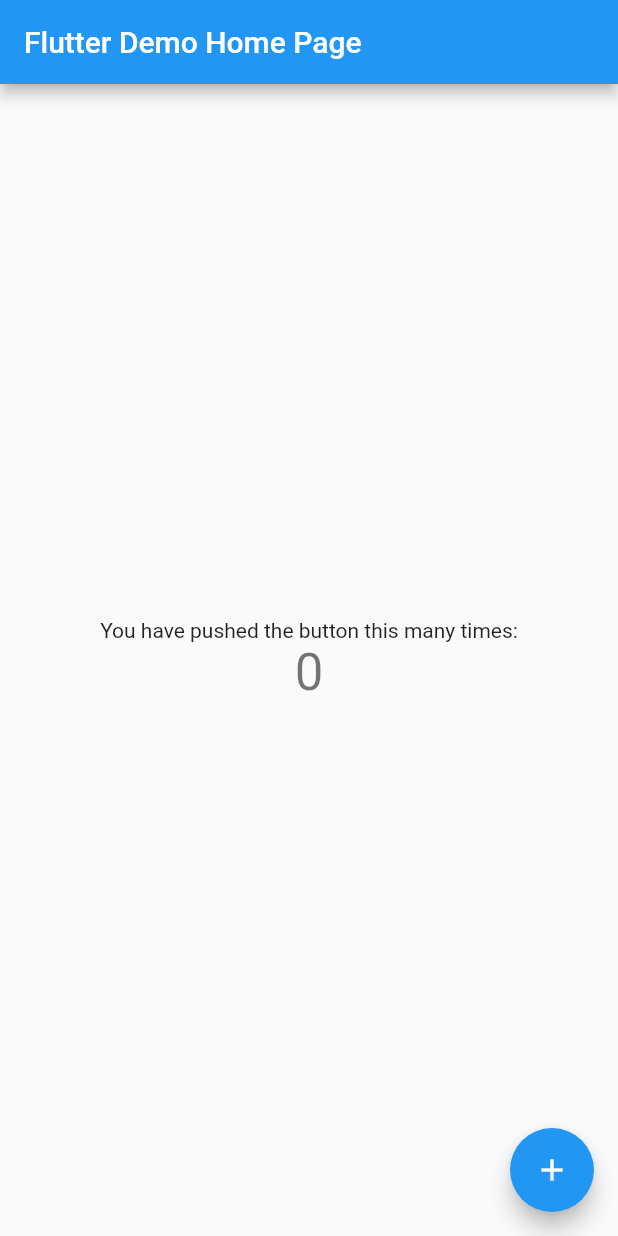
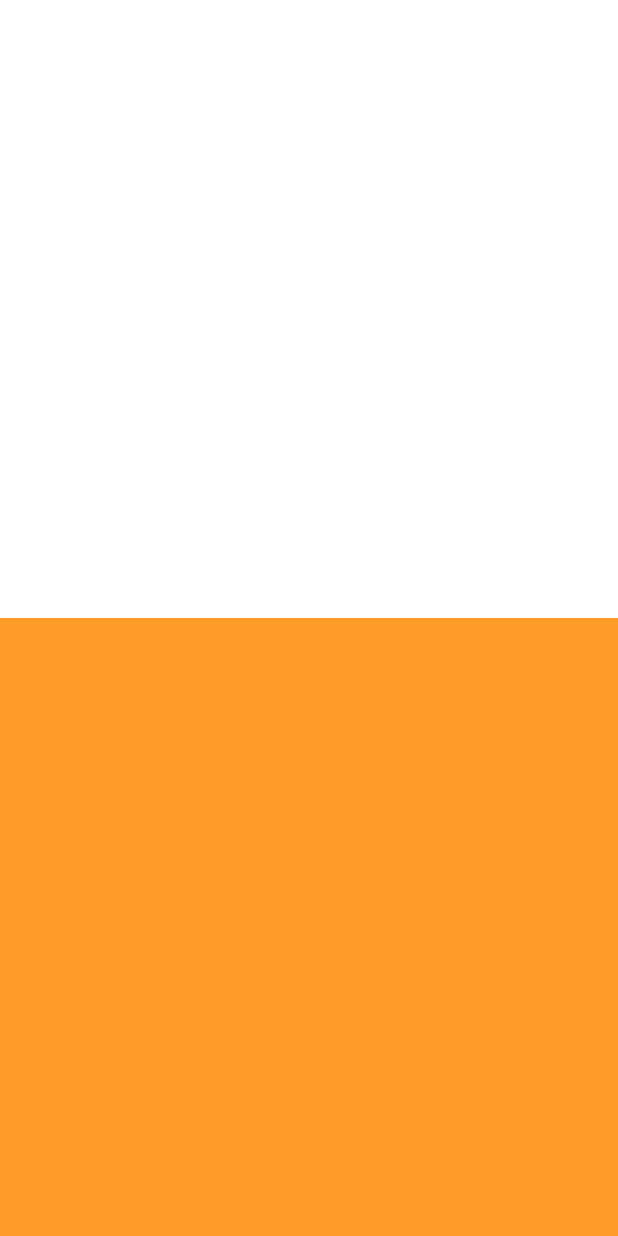
Before and after one commit to Amukozoberit/mobile1, a Flutter app: the screen it shows after launch, on a phone screen of 412 x 824 dp. Run offline on Flutter 3.47's test engine with Material 2 defaults, Android fonts, the phone set to English and light mode, and no system bars.

Commit message:
added sign up page separators

```diff
--- a/lib/main.dart
+++ b/lib/main.dart
@@ -1,4 +1,6 @@
 import 'package:flutter/material.dart';
+
+import 'src/screens/sign_up_screen.dart';
 
 void main() {
   runApp(const MyApp());
@@ -7,109 +9,15 @@
 class MyApp extends StatelessWidget {
   const MyApp({super.key});
 
-  // This widget is the root of your application.
   @override
   Widget build(BuildContext context) {
     return MaterialApp(
       title: 'Flutter Demo',
+      debugShowCheckedModeBanner: false,
       theme: ThemeData(
-        // This is the theme of your application.
-        //
-        // Try running your application with "flutter run". You'll see the
-        // application has a blue toolbar. Then, without quitting the app, try
-        // changing the primarySwatch below to Colors.green and then invoke
-        // "hot reload" (press "r" in the console where you ran "flutter run",
-        // or simply save your changes to "hot reload" in a Flutter IDE).
-        // Notice that the counter didn't reset back to zero; the application
-        // is not restarted.
         primarySwatch: Colors.blue,
       ),
-      home: const MyHomePage(title: 'Flutter Demo Home Page'),
+      home: const SignUpScreen(),
     );
   }
 }
-
-class MyHomePage extends StatefulWidget {
-  const MyHomePage({super.key, required this.title});
-
-  // This widget is the home page of your application. It is stateful, meaning
-  // that it has a State object (defined below) that contains fields that affect
-  // how it looks.
-
-  // This class is the configuration for the state. It holds the values (in this
-  // case the title) provided by the parent (in this case the App widget) and
-  // used by the build method of the State. Fields in a Widget subclass are
-  // always marked "final".
-
-  final String title;
-
-  @override
-  State<MyHomePage> createState() => _MyHomePageState();
-}
-
-class _MyHomePageState extends State<MyHomePage> {
-  int _counter = 0;
-
-  void _incrementCounter() {
-    setState(() {
-      // This call to setState tells the Flutter framework that something has
-      // changed in this State, which causes it to rerun the build method below
-      // so that the display can reflect the updated values. If we changed
-      // _counter without calling setState(), then the build method would not be
-      // called again, and so nothing would appear to happen.
-      _counter++;
-    });
-  }
-
-  @override
-  Widget build(BuildContext context) {
-    // This method is rerun every time setState is called, for instance as done
-    // by the _incrementCounter method above.
-    //
-    // The Flutter framework has been optimized to make rerunning build methods
-    // fast, so that you can just rebuild anything that needs updating rather
-    // than having to individually change instances of widgets.
-    return Scaffold(
-      appBar: AppBar(
-        // Here we take the value from the MyHomePage object that was created by
-        // the App.build method, and use it to set our appbar title.
-        title: Text(widget.title),
-      ),
-      body: Center(
-        // Center is a layout widget. It takes a single child and positions it
-        // in the middle of the parent.
-        child: Column(
-          // Column is also a layout widget. It takes a list of children and
-          // arranges them vertically. By default, it sizes itself to fit its
-          // children horizontally, and tries to be as tall as its parent.
-          //
-          // Invoke "debug painting" (press "p" in the console, choose the
-          // "Toggle Debug Paint" action from the Flutter Inspector in Android
-          // Studio, or the "Toggle Debug Paint" command in Visual Studio Code)
-          // to see the wireframe for each widget.
-          //
-          // Column has various properties to control how it sizes itself and
-          // how it positions its children. Here we use mainAxisAlignment to
-          // center the children vertically; the main axis here is the vertical
-          // axis because Columns are vertical (the cross axis would be
-          // horizontal).
-          mainAxisAlignment: MainAxisAlignment.center,
-          children: <Widget>[
-            const Text(
-              'You have pushed the button this many times:',
-            ),
-            Text(
-              '$_counter',
-              style: Theme.of(context).textTheme.headline4,
-            ),
-          ],
-        ),
-      ),
-      floatingActionButton: FloatingActionButton(
-        onPressed: _incrementCounter,
-        tooltip: 'Increment',
-        child: const Icon(Icons.add),
-      ), // This trailing comma makes auto-formatting nicer for build methods.
-    );
-  }
-}
--- /dev/null
+++ b/lib/src/constants/colors.dart
@@ -0,0 +1,3 @@
+import 'package:flutter/material.dart';
+
+const Color kkYellowColor = Color(0xffFF9C29);
--- /dev/null
+++ b/lib/src/screens/sign_up_screen.dart
@@ -0,0 +1,35 @@
+import 'package:flutter/cupertino.dart';
+import 'package:flutter/src/widgets/container.dart';
+import 'package:flutter/src/widgets/framework.dart';
+import 'package:flutter/material.dart';
+
+import '../constants/colors.dart';
+
+class SignUpScreen extends StatefulWidget {
+  const SignUpScreen({super.key});
+
+  @override
+  State<SignUpScreen> createState() => _SignUpScreenState();
+}
+
+class _SignUpScreenState extends State<SignUpScreen> {
+  @override
+  Widget build(BuildContext context) {
+    return SafeArea(
+      child: Column(children: [
+        Expanded(
+          child: Container(
+            height: 200,
+            color: Colors.white,
+          ),
+        ),
+        Expanded(
+          child: Container(
+            height: 200,
+            color: kkYellowColor,
+          ),
+        ),
+      ]),
+    );
+  }
+}
```
